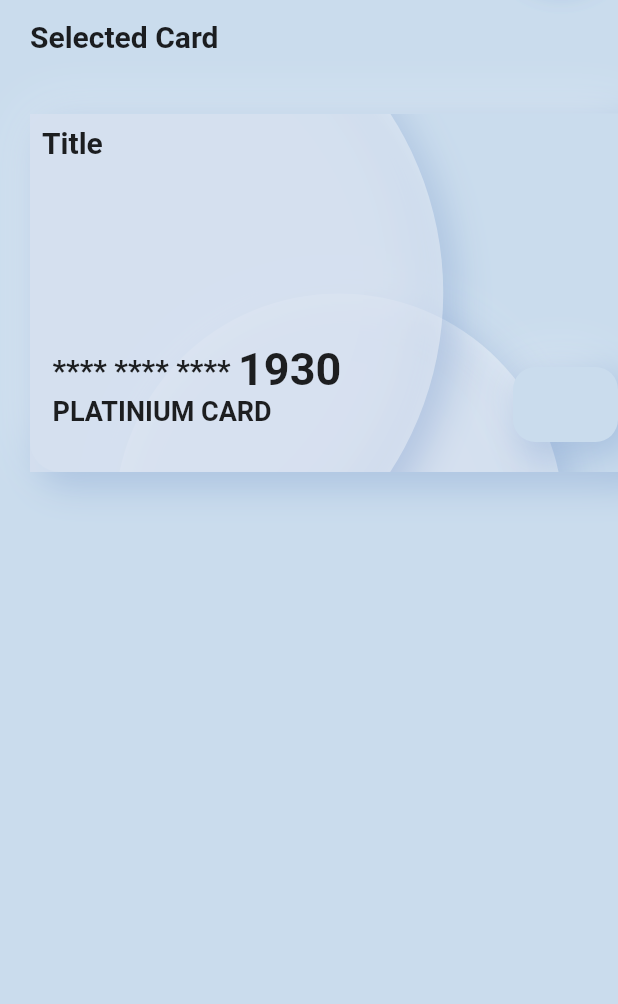
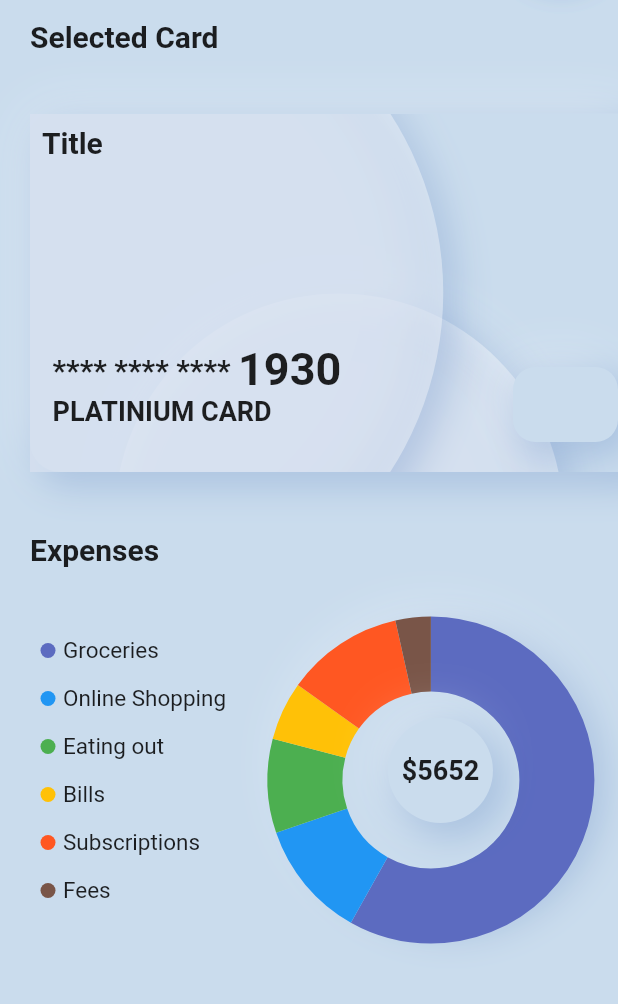
Before and after one commit to mickyCyb/FlutterApps, a Flutter app: the screen it shows after launch, on a phone screen of 412 x 824 dp, the part 191-1195 px from its top. Run offline on Flutter 3.47's test engine with Material 2 defaults, Android fonts, the phone set to English and light mode, and no system bars.

Commit message:
full wallet ui completed

```diff
--- a/wallet_app/lib/data.dart
+++ b/wallet_app/lib/data.dart
@@ -16,3 +16,22 @@ List<BoxShadow> customShadow = [
     blurRadius: 20
   ),
 ];
+
+
+List expenses = [
+  {'name': 'Groceries', 'amount': 500.0},
+  {'name': 'Online Shopping', 'amount': 100.0},
+  {'name': 'Eating out', 'amount': 80.0},
+  {'name': 'Bills', 'amount': 50.0},
+  {'name': 'Subscriptions', 'amount': 100.0},
+  {'name': 'Fees', 'amount': 30.0}
+];
+
+List pieColors = [
+  Colors.indigo[400],
+  Colors.blue,
+  Colors.green,
+  Colors.amber,
+  Colors.deepOrange,
+  Colors.brown,
+];
--- a/wallet_app/lib/main.dart
+++ b/wallet_app/lib/main.dart
@@ -1,6 +1,7 @@
 import 'package:flutter/material.dart';
 import 'package:wallet_app/data.dart';
 import 'package:wallet_app/widgets/card_section.dart';
+import 'package:wallet_app/widgets/expense_section.dart';
 import 'package:wallet_app/widgets/wallet_header.dart';
 
 void main() {
@@ -26,11 +27,10 @@ class HomePage extends StatelessWidget {
           ),
           Expanded(
             child: CardSection(
-
             )
           ),
           Expanded(
-            child: Container(
+            child: ExpenseSection(
 
             ),
           )
--- /dev/null
+++ b/wallet_app/lib/widgets/expense_section.dart
@@ -0,0 +1,64 @@
+import 'package:flutter/material.dart';
+import 'package:wallet_app/data.dart';
+import 'package:wallet_app/widgets/piechart.dart';
+
+class ExpenseSection extends StatelessWidget {
+  const ExpenseSection({ Key? key }) : super(key: key);
+
+  @override
+  Widget build(BuildContext context) {
+    return Column(
+      mainAxisAlignment: MainAxisAlignment.start,
+      crossAxisAlignment: CrossAxisAlignment.start,
+      children: [
+        Container(
+          margin: EdgeInsets.symmetric(horizontal: 20),
+          child: Text(
+            'Expenses',
+            style: TextStyle(
+              fontWeight: FontWeight.bold,
+              fontSize: 20,
+            ),
+          ),
+        ),
+        Row(
+          children: [
+            Expanded(
+              flex: 5,
+              child: Container(
+                margin: EdgeInsets.symmetric(horizontal: 20, vertical: 40),
+                child: Column(
+                  mainAxisAlignment: MainAxisAlignment.spaceEvenly,
+                  children:
+                    expenses.map((expense) => Padding(
+                      padding: const EdgeInsets.all(7.0),
+                      child: Row(
+                        children: <Widget>[
+                          CircleAvatar(
+                            backgroundColor: pieColors[expenses.indexOf(expense)],
+                            radius: 5,
+                          ),
+                          SizedBox(width: 5,),
+                          Text(
+                            expense['name'],
+                            style: TextStyle(
+                              fontSize: 15
+                            ),
+                          ),
+                        ],
+                      ),
+                    )).toList(),
+
+                ),
+              ),
+            ),
+            Expanded(
+              flex: 6,
+              child: PieChart(),
+            ),
+          ],
+        ),
+      ],
+    );
+  }
+}
--- /dev/null
+++ b/wallet_app/lib/widgets/piechart.dart
@@ -0,0 +1,89 @@
+import 'dart:math';
+
+import 'package:flutter/material.dart';
+import 'package:wallet_app/data.dart';
+
+class PieChart extends StatelessWidget {
+  const PieChart({ Key? key }) : super(key: key);
+
+  @override
+  Widget build(BuildContext context) {
+    return Padding(
+      padding: EdgeInsets.only(right: 12.0),
+      child: Container(
+        height: 200,
+        width: 200,
+        decoration: BoxDecoration(
+          shape: BoxShape.circle,
+          boxShadow: customShadow,
+          color: primaryColor,
+        ),
+        child: Stack(
+          children: [
+            Padding(
+              padding: const EdgeInsets.all(16.0),
+              child: CustomPaint(
+                foregroundPainter: PieChartPainter(),
+                child: Container(
+
+                ),
+              ),
+            ),
+            Center(
+              child: Container(
+                height: 70,
+                width: 70,
+                decoration: BoxDecoration(
+                  shape: BoxShape.circle,
+                  boxShadow: customShadow,
+                  color: primaryColor,
+                ),
+                child: Center(
+                  child: Text(
+                    '\$5652',
+                    style: TextStyle(
+                      fontSize: 18,
+                      fontWeight: FontWeight.bold,
+                    ),
+                  ),
+                ),
+              ),
+            ),
+          ],
+        ),
+      ),
+    );
+  }
+}
+
+class PieChartPainter extends CustomPainter {
+  @override
+  void paint(Canvas canvas, Size size) {
+    // TODO: implement paint
+    Offset center = Offset(size.height/2, size.width/2);
+    double radius = min(size.height/2, size.width/2);
+
+    var paint = new Paint()..style= PaintingStyle.stroke..strokeWidth=50;
+    double total = 0;
+    expenses.forEach((element) {
+      total += element['amount'];
+    });
+
+    var startRadian = -pi/2;
+    for (int i = 0; i < expenses.length; i++) {
+      var currentExpense = expenses[i];
+      var sweepRadian = (currentExpense['amount']/total) * 2*pi;
+      paint.color = pieColors[i];
+      canvas.drawArc(Rect.fromCircle(center: center, radius: radius), startRadian, sweepRadian, false, paint);
+      startRadian += sweepRadian;
+
+    }
+  }
+
+  @override
+  bool shouldRepaint(covariant CustomPainter oldDelegate) {
+    return true;
+    // TODO: implement shouldRepaint
+    //throw UnimplementedError();
+  }
+}
```
